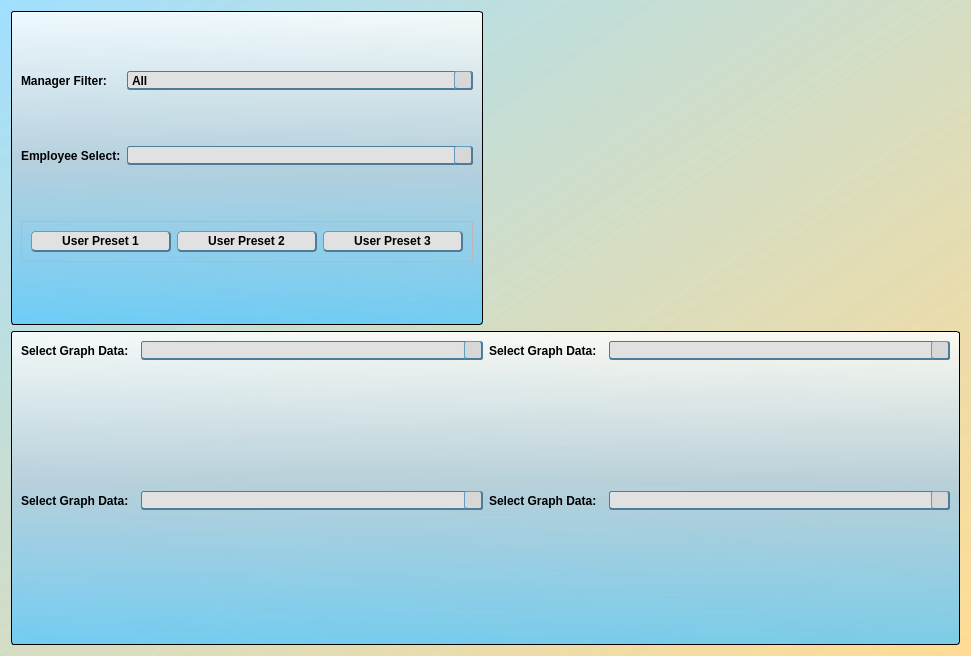
Before: the Qt Designer form agent_graphs.ui in jakesb27/Manager_KPI_Tracker, drawn with Qt 5.
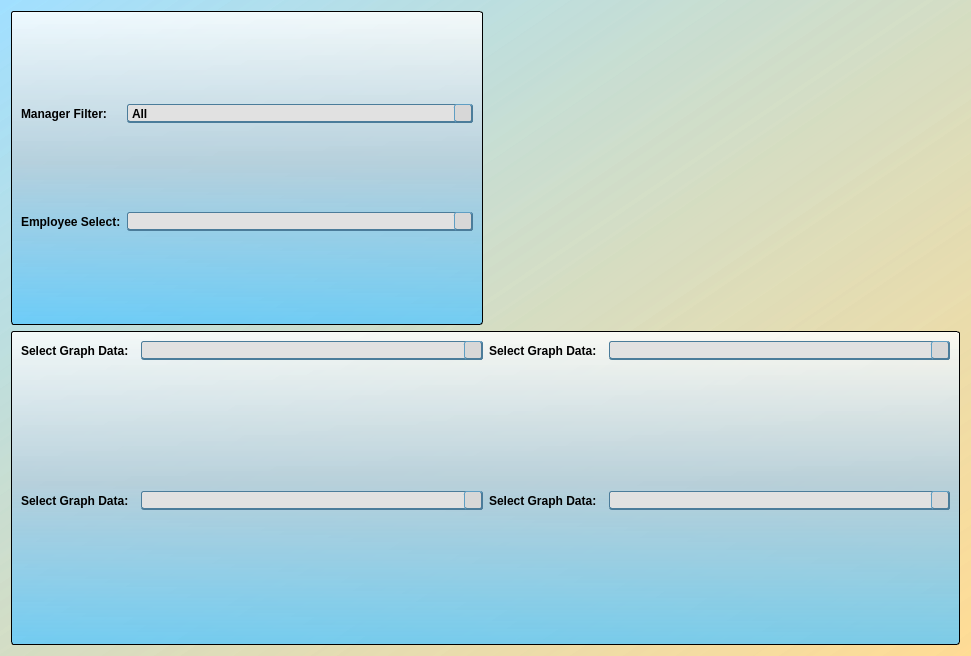
After: the same form once the commit is applied. Icons and pictures are not drawn.

What changed in the file:
```diff
--- a/agent_graphs.ui
+++ b/agent_graphs.ui
@@ -625,54 +625,6 @@
         </property>
        </widget>
       </item>
-      <item row="2" column="1" colspan="3">
-       <widget class="QFrame" name="frame_2">
-        <property name="sizePolicy">
-         <sizepolicy hsizetype="Preferred" vsizetype="Maximum">
-          <horstretch>0</horstretch>
-          <verstretch>0</verstretch>
-         </sizepolicy>
-        </property>
-        <property name="frameShape">
-         <enum>QFrame::StyledPanel</enum>
-        </property>
-        <property name="frameShadow">
-         <enum>QFrame::Raised</enum>
-        </property>
-        <layout class="QGridLayout" name="gridLayout_3">
-         <item row="1" column="1">
-          <widget class="QPushButton" name="userPreset2">
-           <property name="text">
-            <string>User Preset 2</string>
-           </property>
-           <property name="autoDefault">
-            <bool>false</bool>
-           </property>
-          </widget>
-         </item>
-         <item row="1" column="2">
-          <widget class="QPushButton" name="userPreset3">
-           <property name="text">
-            <string>User Preset 3</string>
-           </property>
-           <property name="autoDefault">
-            <bool>false</bool>
-           </property>
-          </widget>
-         </item>
-         <item row="1" column="0">
-          <widget class="QPushButton" name="userPreset1">
-           <property name="text">
-            <string>User Preset 1</string>
-           </property>
-           <property name="autoDefault">
-            <bool>false</bool>
-           </property>
-          </widget>
-         </item>
-        </layout>
-       </widget>
-      </item>
      </layout>
     </widget>
    </item>
```
Left out of the diff: 3 changed lines with no effect on the pictures.
